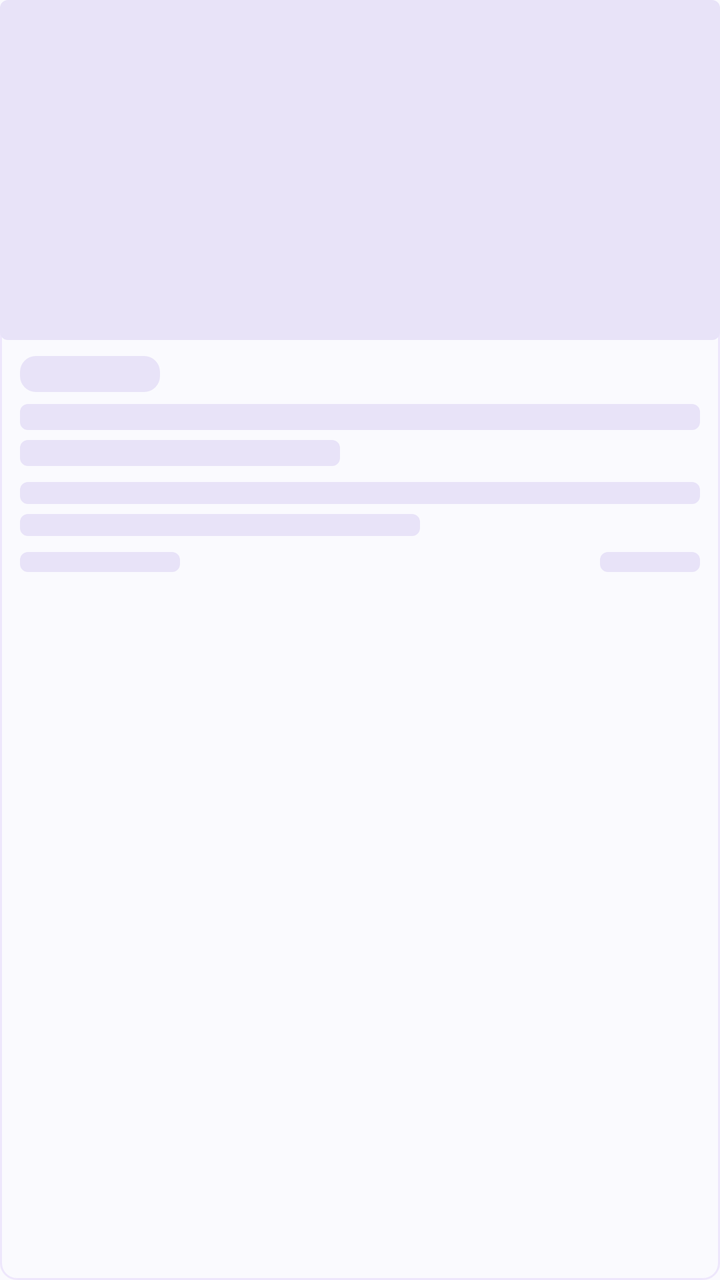
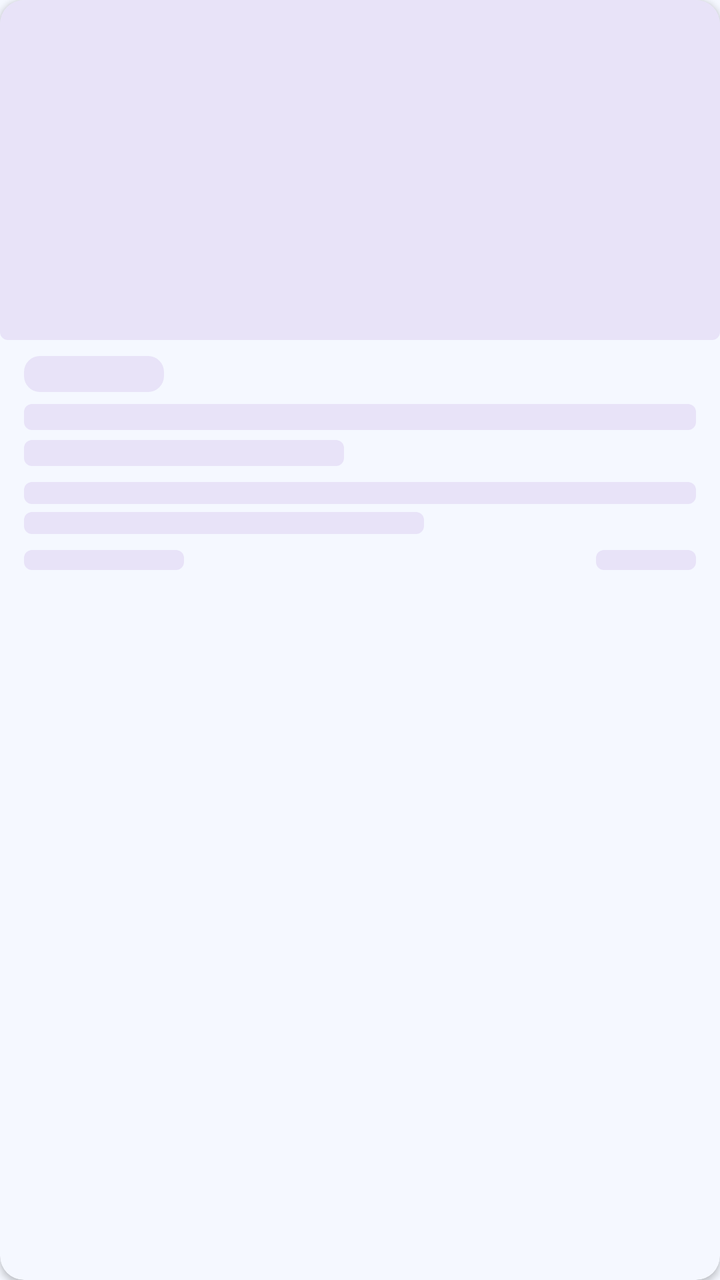

The first picture is an Android layout as it rendered before a commit; the second is the same layout after the commit. The layout source and the unified diff follow.
<!-- AndroidManifest.xml: application theme AppTheme -->
<!-- res/layout/skeleton_item_blog_post.xml -->
<?xml version="1.0" encoding="utf-8"?>
<LinearLayout xmlns:android="http://schemas.android.com/apk/res/android"
    android:layout_width="match_parent"
    android:layout_height="wrap_content"
    android:orientation="vertical"
    android:layout_marginStart="@dimen/_8sdp"
    android:layout_marginEnd="@dimen/_8sdp"
    android:layout_marginBottom="@dimen/_10sdp"
    android:background="@drawable/bg_news_card">

    
    <View
        android:layout_width="match_parent"
        android:layout_height="@dimen/_170sdp"
        android:background="@drawable/skeleton_bone" />

    
    <View
        android:layout_width="@dimen/_70sdp"
        android:layout_height="@dimen/_18sdp"
        android:layout_marginStart="@dimen/_10sdp"
        android:layout_marginTop="@dimen/_8sdp"
        android:background="@drawable/skeleton_pill" />

    
    <LinearLayout
        android:layout_width="match_parent"
        android:layout_height="wrap_content"
        android:orientation="vertical"
        android:paddingStart="@dimen/_10sdp"
        android:paddingEnd="@dimen/_10sdp"
        android:paddingTop="@dimen/_6sdp"
        android:paddingBottom="@dimen/_10sdp">

        
        <View
            android:layout_width="match_parent"
            android:layout_height="@dimen/_13sdp"
            android:layout_marginBottom="@dimen/_5sdp"
            android:background="@drawable/skeleton_bone" />

        
        <View
            android:layout_width="@dimen/_160sdp"
            android:layout_height="@dimen/_13sdp"
            android:layout_marginBottom="@dimen/_8sdp"
            android:background="@drawable/skeleton_bone" />

        
        <View
            android:layout_width="match_parent"
            android:layout_height="@dimen/_11sdp"
            android:layout_marginBottom="@dimen/_5sdp"
            android:background="@drawable/skeleton_bone" />

        
        <View
            android:layout_width="@dimen/_200sdp"
            android:layout_height="@dimen/_11sdp"
            android:layout_marginBottom="@dimen/_8sdp"
            android:background="@drawable/skeleton_bone" />

        
        <LinearLayout
            android:layout_width="match_parent"
            android:layout_height="wrap_content"
            android:orientation="horizontal"
            android:gravity="center_vertical">

            <View
                android:layout_width="@dimen/_80sdp"
                android:layout_height="@dimen/_10sdp"
                android:background="@drawable/skeleton_bone" />

            <View
                android:layout_width="0dp"
                android:layout_height="0dp"
                android:layout_weight="1" />

            <View
                android:layout_width="@dimen/_50sdp"
                android:layout_height="@dimen/_10sdp"
                android:background="@drawable/skeleton_bone" />
        </LinearLayout>
    </LinearLayout>

</LinearLayout>
<!-- resources referenced by this layout -->
<resources>
  <dimen name="_10sdp">10dp</dimen>
  <dimen name="_11sdp">11dp</dimen>
  <dimen name="_13sdp">13dp</dimen>
  <dimen name="_160sdp">160dp</dimen>
  <dimen name="_170sdp">170dp</dimen>
  <dimen name="_18sdp">18dp</dimen>
  <dimen name="_200sdp">200dp</dimen>
  <dimen name="_50sdp">50dp</dimen>
  <dimen name="_5sdp">5dp</dimen>
  <dimen name="_6sdp">6dp</dimen>
  <dimen name="_70sdp">70dp</dimen>
  <dimen name="_80sdp">80dp</dimen>
  <dimen name="_8sdp">8dp</dimen>
  <!-- drawable bg_news_card (drawable) -->
  <?xml version="1.0" encoding="utf-8"?>
  <shape xmlns:android="http://schemas.android.com/apk/res/android"
      android:shape="rectangle">
  
      <solid android:color="?ns_bg" />
      <corners android:radius="@dimen/_8sdp" />
      <stroke
          android:width="@dimen/_1sdp"
          android:color="?ns_border" />
  
  </shape>
  <!-- drawable skeleton_bone (drawable) -->
  <?xml version="1.0" encoding="utf-8"?>
  <shape xmlns:android="http://schemas.android.com/apk/res/android"
      android:shape="rectangle">
      <solid android:color="#E8E3F8" />
      <corners android:radius="@dimen/_4sdp" />
  </shape>
  <!-- drawable skeleton_pill (drawable) -->
  <?xml version="1.0" encoding="utf-8"?>
  <shape xmlns:android="http://schemas.android.com/apk/res/android"
      android:shape="rectangle">
      <solid android:color="#E8E3F8" />
      <corners android:radius="8dp" />
  </shape>
  <dimen name="_1sdp">1dp</dimen>
  <dimen name="_4sdp">4dp</dimen>
  <color name="ns_classic_primary">#7C3AED</color>
  <color name="zumi_violet_dark">#5B21B6</color>
  <color name="zumi_cyan">#06B6D4</color>
  <color name="ns_classic_bg">#FAFAFE</color>
  <color name="ns_classic_body_dark">#0F0A1E</color>
  <color name="ns_classic_primary_sub">#267C3AED</color>
  <color name="ns_classic_bg_sub">#F0EEFF</color>
  <color name="ns_classic_title">#0F0A1E</color>
  <color name="ns_classic_title_sub">#6B7280</color>
  <color name="ns_classic_border">#1A7C3AED</color>
  <color name="white">#FFFFFFFF</color>
  <!-- drawable ic_arrow_left (drawable) -->
  <?xml version="1.0" encoding="utf-8"?>
  <vector xmlns:android="http://schemas.android.com/apk/res/android"
      android:width="@dimen/_24sdp"
      android:height="@dimen/_24sdp"
      android:viewportWidth="24"
      android:viewportHeight="24">
    <path
        android:pathData="M11.1,7.94L8.48,10.56C7.71,11.33 7.71,12.59 8.48,13.36L15,19.87"
        android:strokeLineJoin="round"
        android:strokeWidth="1.5"
        android:fillColor="#00000000"
        android:strokeColor="?ns_icon_color"
        android:strokeLineCap="round"/>
    <path
        android:pathData="M15,4.04L13.96,5.08"
        android:strokeLineJoin="round"
        android:strokeWidth="1.5"
        android:fillColor="#00000000"
        android:strokeColor="?ns_icon_color"
        android:strokeLineCap="round"/>
  </vector>
  <color name="ns_classic_danger_btn">#E5E7EB</color>
  <color name="ns_classic_surface">#F0EEFF</color>
  <dimen name="_24sdp">24dp</dimen>
  <!-- unchanged entries left out for length: 1 -->
</resources>

<!-- the commit's change to res/layout/skeleton_item_blog_post.xml (unified diff, before → after) -->
@@ -1,87 +1,96 @@
 <?xml version="1.0" encoding="utf-8"?>
-<LinearLayout xmlns:android="http://schemas.android.com/apk/res/android"
+<androidx.cardview.widget.CardView xmlns:android="http://schemas.android.com/apk/res/android"
+    xmlns:app="http://schemas.android.com/apk/res-auto"
     android:layout_width="match_parent"
     android:layout_height="wrap_content"
-    android:orientation="vertical"
-    android:layout_marginStart="@dimen/_8sdp"
-    android:layout_marginEnd="@dimen/_8sdp"
-    android:layout_marginBottom="@dimen/_10sdp"
-    android:background="@drawable/bg_news_card">
+    android:layout_marginStart="@dimen/_10sdp"
+    android:layout_marginEnd="@dimen/_10sdp"
+    android:layout_marginBottom="@dimen/_12sdp"
+    app:cardCornerRadius="@dimen/_12sdp"
+    app:cardElevation="@dimen/_2sdp"
+    app:cardBackgroundColor="?ns_bg">
 
-    
-    <View
-        android:layout_width="match_parent"
-        android:layout_height="@dimen/_170sdp"
-        android:background="@drawable/skeleton_bone" />
-
-    
-    <View
-        android:layout_width="@dimen/_70sdp"
-        android:layout_height="@dimen/_18sdp"
-        android:layout_marginStart="@dimen/_10sdp"
-        android:layout_marginTop="@dimen/_8sdp"
-        android:background="@drawable/skeleton_pill" />
-
-    
     <LinearLayout
         android:layout_width="match_parent"
         android:layout_height="wrap_content"
-        android:orientation="vertical"
-        android:paddingStart="@dimen/_10sdp"
-        android:paddingEnd="@dimen/_10sdp"
-        android:paddingTop="@dimen/_6sdp"
-        android:paddingBottom="@dimen/_10sdp">
+        android:orientation="vertical">
 
         
         <View
             android:layout_width="match_parent"
-            android:layout_height="@dimen/_13sdp"
-            android:layout_marginBottom="@dimen/_5sdp"
+            android:layout_height="@dimen/_170sdp"
             android:background="@drawable/skeleton_bone" />
 
-        
-        <View
-            android:layout_width="@dimen/_160sdp"
-            android:layout_height="@dimen/_13sdp"
-            android:layout_marginBottom="@dimen/_8sdp"
-            android:background="@drawable/skeleton_bone" />
-
-        
-        <View
-            android:layout_width="match_parent"
-            android:layout_height="@dimen/_11sdp"
-            android:layout_marginBottom="@dimen/_5sdp"
-            android:background="@drawable/skeleton_bone" />
-
-        
-        <View
-            android:layout_width="@dimen/_200sdp"
-            android:layout_height="@dimen/_11sdp"
-            android:layout_marginBottom="@dimen/_8sdp"
-            android:background="@drawable/skeleton_bone" />
-
-        
         <LinearLayout
             android:layout_width="match_parent"
             android:layout_height="wrap_content"
-            android:orientation="horizontal"
-            android:gravity="center_vertical">
+            android:orientation="vertical"
+            android:paddingStart="@dimen/_12sdp"
+            android:paddingEnd="@dimen/_12sdp"
+            android:paddingTop="@dimen/_8sdp"
+            android:paddingBottom="@dimen/_12sdp">
 
+            
             <View
-                android:layout_width="@dimen/_80sdp"
-                android:layout_height="@dimen/_10sdp"
+                android:layout_width="@dimen/_70sdp"
+                android:layout_height="@dimen/_18sdp"
+                android:layout_marginBottom="@dimen/_6sdp"
+                android:background="@drawable/skeleton_pill" />
+
+            
+            <View
+                android:layout_width="match_parent"
+                android:layout_height="@dimen/_13sdp"
+                android:layout_marginBottom="@dimen/_5sdp"
                 android:background="@drawable/skeleton_bone" />
 
+            
             <View
-                android:layout_width="0dp"
-                android:layout_height="0dp"
-                android:layout_weight="1" />
+                android:layout_width="@dimen/_160sdp"
+                android:layout_height="@dimen/_13sdp"
+                android:layout_marginBottom="@dimen/_8sdp"
+                android:background="@drawable/skeleton_bone" />
 
+            
             <View
-                android:layout_width="@dimen/_50sdp"
-                android:layout_height="@dimen/_10sdp"
+                android:layout_width="match_parent"
+                android:layout_height="@dimen/_11sdp"
+                android:layout_marginBottom="@dimen/_4sdp"
                 android:background="@drawable/skeleton_bone" />
+
+            
+            <View
+                android:layout_width="@dimen/_200sdp"
+                android:layout_height="@dimen/_11sdp"
+                android:layout_marginBottom="@dimen/_8sdp"
+                android:background="@drawable/skeleton_bone" />
+
+            
+            <LinearLayout
+                android:layout_width="match_parent"
+                android:layout_height="wrap_content"
+                android:orientation="horizontal"
+                android:gravity="center_vertical">
+
+                <View
+                    android:layout_width="@dimen/_80sdp"
+                    android:layout_height="@dimen/_10sdp"
+                    android:background="@drawable/skeleton_bone" />
+
+                <View
+                    android:layout_width="0dp"
+                    android:layout_height="0dp"
+                    android:layout_weight="1" />
+
+                <View
+                    android:layout_width="@dimen/_50sdp"
+                    android:layout_height="@dimen/_10sdp"
+                    android:background="@drawable/skeleton_bone" />
+
+            </LinearLayout>
+
         </LinearLayout>
+
     </LinearLayout>
 
-</LinearLayout>
+</androidx.cardview.widget.CardView>
<!-- resource entries referenced after the edit -->
@@ -2,29 +2,19 @@
 <resources>
   <dimen name="_10sdp">10dp</dimen>
   <dimen name="_11sdp">11dp</dimen>
+  <dimen name="_12sdp">12dp</dimen>
   <dimen name="_13sdp">13dp</dimen>
   <dimen name="_160sdp">160dp</dimen>
   <dimen name="_170sdp">170dp</dimen>
   <dimen name="_18sdp">18dp</dimen>
   <dimen name="_200sdp">200dp</dimen>
+  <dimen name="_2sdp">2dp</dimen>
   <dimen name="_50sdp">50dp</dimen>
   <dimen name="_5sdp">5dp</dimen>
   <dimen name="_6sdp">6dp</dimen>
   <dimen name="_70sdp">70dp</dimen>
   <dimen name="_80sdp">80dp</dimen>
   <dimen name="_8sdp">8dp</dimen>
-  <!-- drawable bg_news_card (drawable) -->
-  <?xml version="1.0" encoding="utf-8"?>
-  <shape xmlns:android="http://schemas.android.com/apk/res/android"
-      android:shape="rectangle">
-  
-      <solid android:color="?ns_bg" />
-      <corners android:radius="@dimen/_8sdp" />
-      <stroke
-          android:width="@dimen/_1sdp"
-          android:color="?ns_border" />
-  
-  </shape>
   <!-- drawable skeleton_bone (drawable) -->
   <?xml version="1.0" encoding="utf-8"?>
   <shape xmlns:android="http://schemas.android.com/apk/res/android"
@@ -39,44 +29,34 @@
       <solid android:color="#E8E3F8" />
       <corners android:radius="8dp" />
   </shape>
-  <dimen name="_1sdp">1dp</dimen>
   <dimen name="_4sdp">4dp</dimen>
-  <color name="ns_classic_primary">#7C3AED</color>
-  <color name="zumi_violet_dark">#5B21B6</color>
-  <color name="zumi_cyan">#06B6D4</color>
-  <color name="ns_classic_bg">#FAFAFE</color>
-  <color name="ns_classic_body_dark">#0F0A1E</color>
-  <color name="ns_classic_primary_sub">#267C3AED</color>
-  <color name="ns_classic_bg_sub">#F0EEFF</color>
-  <color name="ns_classic_title">#0F0A1E</color>
-  <color name="ns_classic_title_sub">#6B7280</color>
-  <color name="ns_classic_border">#1A7C3AED</color>
+  <color name="ns_classic_primary">#2563EB</color>
+  <color name="zumi_violet_dark">#1E40AF</color>
+  <color name="zumi_cyan">#0EA5E9</color>
+  <color name="ns_classic_bg">#F5F8FF</color>
+  <color name="ns_classic_body_dark">#0B1B3A</color>
+  <color name="ns_classic_primary_sub">#222563EB</color>
+  <color name="ns_classic_bg_sub">#E8EEFC</color>
+  <color name="ns_classic_title">#0B1B3A</color>
+  <color name="ns_classic_title_sub">#5B6B86</color>
+  <color name="ns_classic_border">#1A2563EB</color>
   <color name="white">#FFFFFFFF</color>
   <!-- drawable ic_arrow_left (drawable) -->
   <?xml version="1.0" encoding="utf-8"?>
   <vector xmlns:android="http://schemas.android.com/apk/res/android"
-      android:width="@dimen/_24sdp"
-      android:height="@dimen/_24sdp"
+      android:width="24dp"
+      android:height="24dp"
       android:viewportWidth="24"
       android:viewportHeight="24">
-    <path
-        android:pathData="M11.1,7.94L8.48,10.56C7.71,11.33 7.71,12.59 8.48,13.36L15,19.87"
-        android:strokeLineJoin="round"
-        android:strokeWidth="1.5"
-        android:fillColor="#00000000"
-        android:strokeColor="?ns_icon_color"
-        android:strokeLineCap="round"/>
-    <path
-        android:pathData="M15,4.04L13.96,5.08"
-        android:strokeLineJoin="round"
-        android:strokeWidth="1.5"
-        android:fillColor="#00000000"
-        android:strokeColor="?ns_icon_color"
-        android:strokeLineCap="round"/>
+      <path
+          android:strokeColor="@color/white"
+          android:strokeWidth="2"
+          android:strokeLineCap="round"
+          android:strokeLineJoin="round"
+          android:pathData="M15,6 L9,12 L15,18" />
   </vector>
-  <color name="ns_classic_danger_btn">#E5E7EB</color>
-  <color name="ns_classic_surface">#F0EEFF</color>
-  <dimen name="_24sdp">24dp</dimen>
+  <color name="ns_classic_danger_btn">#E2E8F0</color>
+  <color name="ns_classic_surface">#E8EEFC</color>
   <!-- unchanged entries left out for length: 1 -->
 </resources>
 
